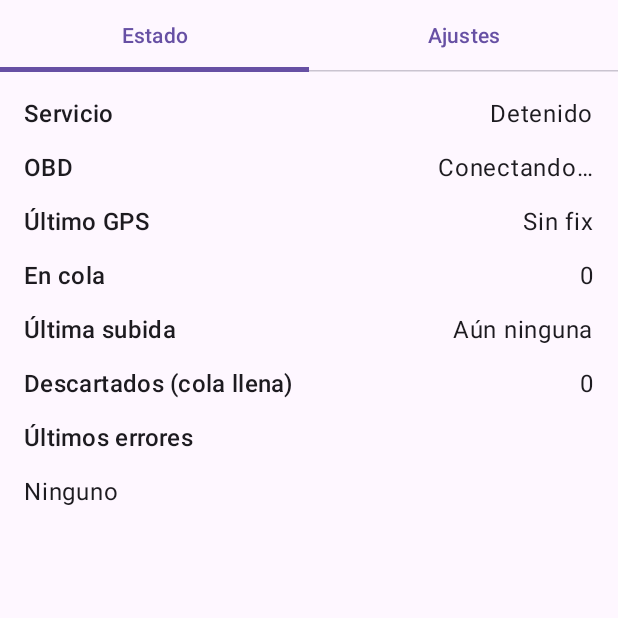
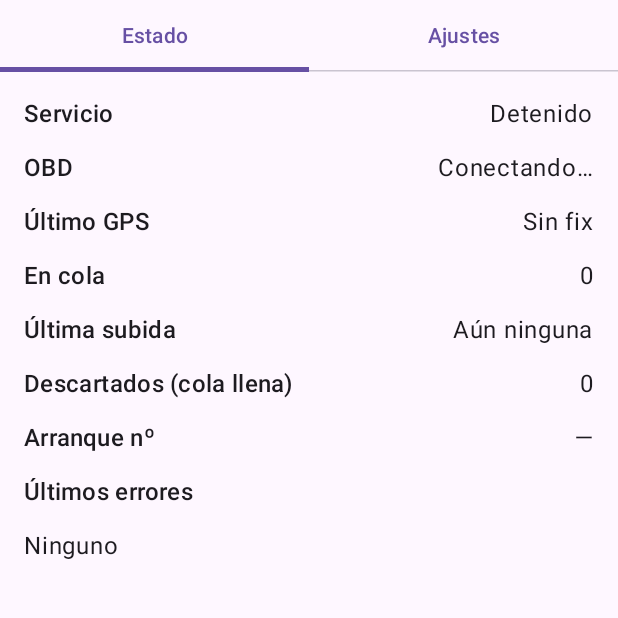
Before and after one commit to vggm/car-tracer, an Android app built with Jetpack Compose: the screen it shows after launch (MainActivity), after a tap on "Hecho", on a phone screen of 412 x 824 dp, the top half of it. Run offline under Robolectric (Android 15) with nearby library versions, the phone set to English and light mode, and no system bars; our stand-ins replace Room's generated code; 2 other taps on this screen came first.

Commit message:
feat: ✨ show boot count on the status screen

```diff
--- a/android/app/src/main/java/dev/lnk/cartrace/service/Status.kt
+++ b/android/app/src/main/java/dev/lnk/cartrace/service/Status.kt
@@ -19,6 +19,7 @@ object Status {
     private val _queueSize = MutableStateFlow(0)
     private val _lastUpload = MutableStateFlow<Pair<Long, UploadOutcome>?>(null)
     private val _dropped = MutableStateFlow(0)
+    private val _bootCount = MutableStateFlow<Int?>(null)
     private val _errors = MutableStateFlow<List<String>>(emptyList())
 
     val serviceRunning: StateFlow<Boolean> = _serviceRunning.asStateFlow()
@@ -27,6 +28,7 @@ object Status {
     val queueSize: StateFlow<Int> = _queueSize.asStateFlow()
     val lastUpload: StateFlow<Pair<Long, UploadOutcome>?> = _lastUpload.asStateFlow()
     val dropped: StateFlow<Int> = _dropped.asStateFlow()
+    val bootCount: StateFlow<Int?> = _bootCount.asStateFlow()
     val errors: StateFlow<List<String>> = _errors.asStateFlow()
 
     fun setServiceRunning(v: Boolean) { _serviceRunning.value = v }
@@ -40,6 +42,7 @@ object Status {
         Formatters.uploadError(outcome)?.let { addError(it) }
     }
 
+    fun setBootCount(v: Int) { _bootCount.value = v }
     fun setDropped(v: Int) { _dropped.value = v }
 
     fun addError(message: String) {
@@ -53,6 +56,7 @@ object Status {
         _queueSize.value = 0
         _lastUpload.value = null
         _dropped.value = 0
+        _bootCount.value = null
         _errors.value = emptyList()
     }
 }
--- a/android/app/src/main/java/dev/lnk/cartrace/service/TelemetryService.kt
+++ b/android/app/src/main/java/dev/lnk/cartrace/service/TelemetryService.kt
@@ -69,7 +69,9 @@ class TelemetryService : Service() {
         super.onCreate()
         graph = AppGraph.get(this)
         Status.reset()
-        Log.i(TAG, "BOOT_COUNT=${graph.clocks.bootCount()} (must increase between ignition cycles)")
+        val bootCount = graph.clocks.bootCount()
+        Status.setBootCount(bootCount)
+        Log.i(TAG, "BOOT_COUNT=$bootCount (must increase between ignition cycles)")
         createChannel()
         if (!enterForeground()) {
             stopSelf()
--- a/android/app/src/main/java/dev/lnk/cartrace/ui/Permissions.kt
+++ b/android/app/src/main/java/dev/lnk/cartrace/ui/Permissions.kt
@@ -70,6 +70,15 @@ object Formatters {
         else -> null
     }
 
+    /** Boot counter text for the status screen: "desconocido (0)" when the system reports <= 0, "—" before the service starts. */
+    fun bootCount(n: Int?): String = when {
+        n == null -> "—"
+        n <= 0 -> "desconocido (0)"
+        else -> n.toString()
+    }
+
+    fun isBootCountSuspicious(n: Int?): Boolean = n != null && n <= 0
+
     fun isValidUrl(raw: String): Boolean {
         val u = raw.trim()
         if (u.isEmpty() || u.any { it.isWhitespace() }) return false
--- a/android/app/src/main/java/dev/lnk/cartrace/ui/StatusScreen.kt
+++ b/android/app/src/main/java/dev/lnk/cartrace/ui/StatusScreen.kt
@@ -12,6 +12,8 @@ import androidx.compose.material3.Text
 import androidx.compose.runtime.Composable
 import androidx.compose.runtime.getValue
 import androidx.compose.ui.Modifier
+import androidx.compose.ui.graphics.Color
+import androidx.compose.ui.text.font.FontWeight
 import androidx.compose.ui.unit.dp
 import androidx.lifecycle.compose.collectAsStateWithLifecycle
 import dev.lnk.cartrace.obd.ObdState
@@ -25,6 +27,7 @@ fun StatusScreen() {
     val queue by Status.queueSize.collectAsStateWithLifecycle()
     val upload by Status.lastUpload.collectAsStateWithLifecycle()
     val dropped by Status.dropped.collectAsStateWithLifecycle()
+    val bootCount by Status.bootCount.collectAsStateWithLifecycle()
     val errors by Status.errors.collectAsStateWithLifecycle()
 
     Column(
@@ -50,15 +53,21 @@ fun StatusScreen() {
             upload?.let { (at, o) -> "${Formatters.time(at)} · ${Formatters.outcome(o)}" } ?: "Aún ninguna",
         )
         Line("Descartados (cola llena)", dropped.toString())
+        Line("Arranque nº", Formatters.bootCount(bootCount), warning = Formatters.isBootCountSuspicious(bootCount))
         Text("Últimos errores", style = MaterialTheme.typography.titleMedium)
         if (errors.isEmpty()) Text("Ninguno") else errors.asReversed().forEach { Text(it, style = MaterialTheme.typography.bodySmall) }
     }
 }
 
 @Composable
-private fun Line(label: String, value: String) {
+private fun Line(label: String, value: String, warning: Boolean = false) {
     Row(Modifier.fillMaxWidth(), horizontalArrangement = Arrangement.SpaceBetween) {
         Text(label, style = MaterialTheme.typography.titleMedium)
-        Text(value, style = MaterialTheme.typography.bodyLarge)
+        Text(
+            value,
+            style = MaterialTheme.typography.bodyLarge,
+            color = if (warning) MaterialTheme.colorScheme.error else Color.Unspecified,
+            fontWeight = if (warning) FontWeight.Bold else null,
+        )
     }
 }
```
Also changed, not shown: 1 other file.
